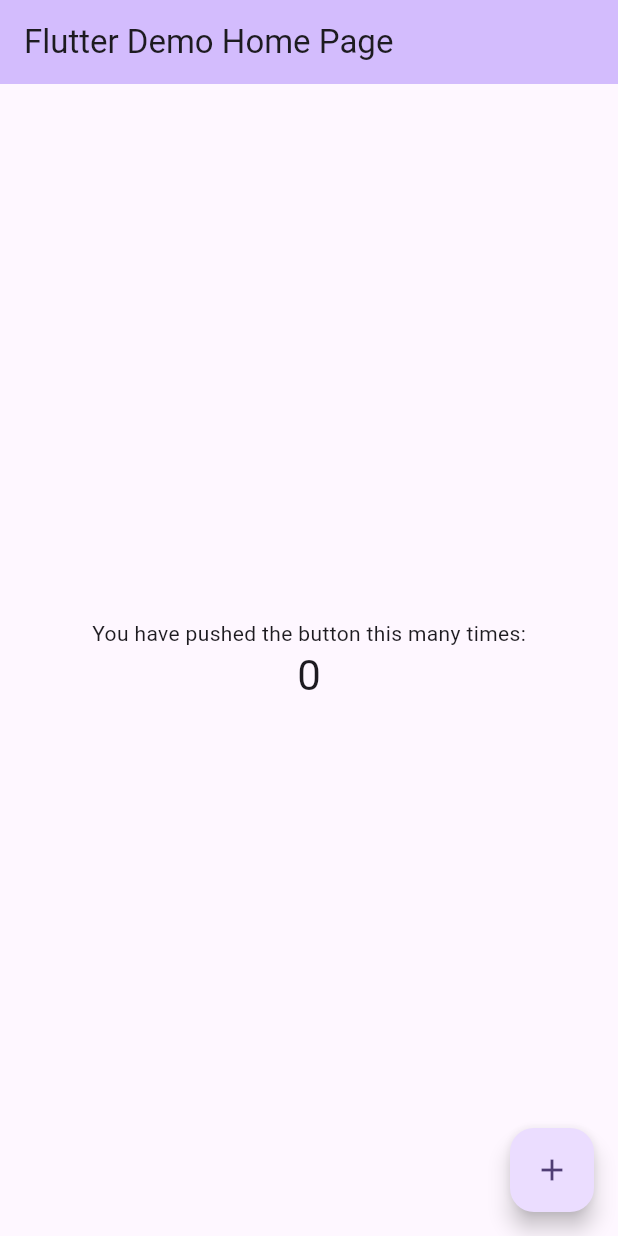
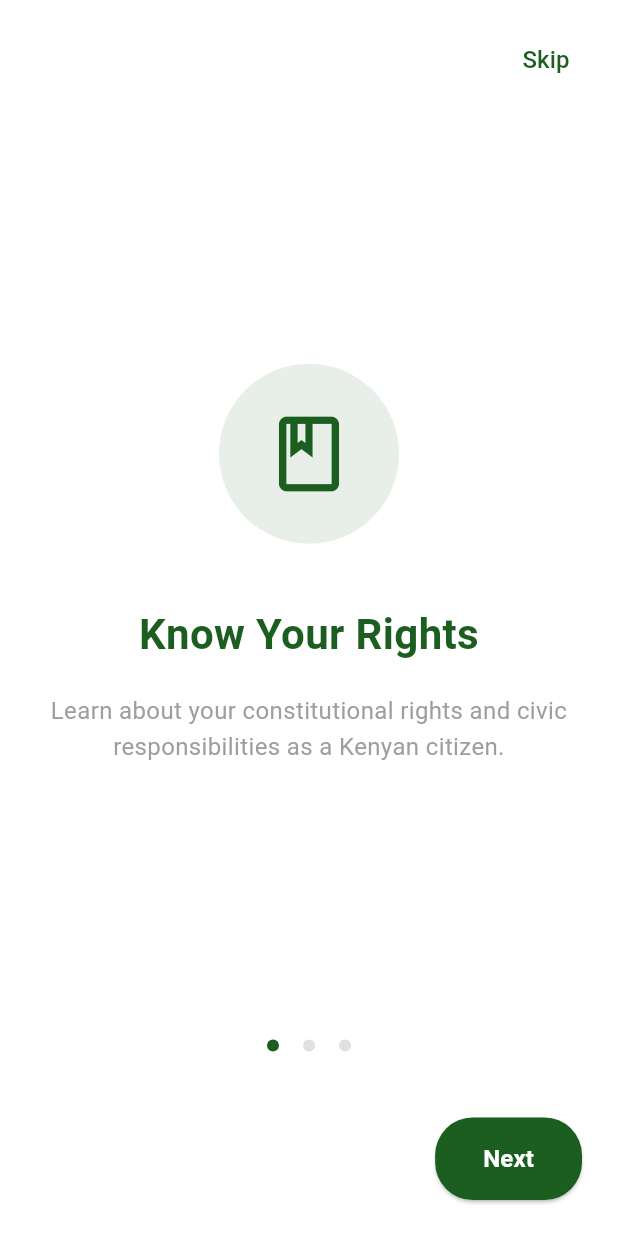
Before and after one commit to rogersruga/Haki-Yangu, a Flutter app: the screen it shows after launch, on a phone screen of 412 x 824 dp. Run offline on Flutter 3.47's test engine with Material 3 defaults, Android fonts, the light colour scheme and no system bars; drawn by our look-alikes of smooth_page_indicator; our stand-ins replace shared_preferences.

Commit message:
created the slash screens and first-time onboarding screens

```diff
--- /dev/null
+++ b/lib/screens/onboarding_screen.dart
@@ -0,0 +1,243 @@
+import 'package:flutter/material.dart';
+import 'package:smooth_page_indicator/smooth_page_indicator.dart';
+import 'package:shared_preferences/shared_preferences.dart';
+import '../screens/auth_screen.dart';
+
+class OnboardingScreen extends StatefulWidget {
+  const OnboardingScreen({super.key});
+
+  @override
+  State<OnboardingScreen> createState() => _OnboardingScreenState();
+}
+
+class _OnboardingScreenState extends State<OnboardingScreen> {
+  final PageController _pageController = PageController();
+  int _currentPage = 0;
+
+  final List<OnboardingPage> _pages = [
+    OnboardingPage(
+      title: "Know Your Rights",
+      description: "Learn about your constitutional rights and civic responsibilities as a Kenyan citizen.",
+      icon: Icons.book_outlined,
+      color: const Color(0xFF1B5E20),
+    ),
+    OnboardingPage(
+      title: "Protect Yourself",
+      description: "Access legal information and resources to protect yourself and your community.",
+      icon: Icons.shield_outlined,
+      color: const Color(0xFF2E7D32),
+    ),
+    OnboardingPage(
+      title: "Defend Justice",
+      description: "Take civic quizzes, chat with our AI assistant, and become an informed citizen.",
+      icon: Icons.balance,
+      color: const Color(0xFF388E3C),
+    ),
+  ];
+
+  @override
+  void dispose() {
+    _pageController.dispose();
+    super.dispose();
+  }
+
+  Future<void> _completeOnboarding() async {
+    final prefs = await SharedPreferences.getInstance();
+    await prefs.setBool('onboarding_completed', true);
+
+    if (mounted) {
+      Navigator.of(context).pushReplacement(
+        MaterialPageRoute(builder: (context) => const AuthScreen()),
+      );
+    }
+  }
+
+  @override
+  Widget build(BuildContext context) {
+    return Scaffold(
+      backgroundColor: Colors.white,
+      body: SafeArea(
+        child: Column(
+          children: [
+            // Skip button
+            Align(
+              alignment: Alignment.topRight,
+              child: Padding(
+                padding: const EdgeInsets.all(16.0),
+                child: TextButton(
+                  onPressed: _completeOnboarding,
+                  child: const Text(
+                    'Skip',
+                    style: TextStyle(
+                      color: Color(0xFF1B5E20),
+                      fontSize: 16,
+                      fontWeight: FontWeight.w500,
+                    ),
+                  ),
+                ),
+              ),
+            ),
+
+            // Page view
+            Expanded(
+              child: PageView.builder(
+                controller: _pageController,
+                onPageChanged: (index) {
+                  setState(() {
+                    _currentPage = index;
+                  });
+                },
+                itemCount: _pages.length,
+                itemBuilder: (context, index) {
+                  return _buildOnboardingPage(_pages[index]);
+                },
+              ),
+            ),
+
+            // Page indicator
+            Padding(
+              padding: const EdgeInsets.symmetric(vertical: 20),
+              child: SmoothPageIndicator(
+                controller: _pageController,
+                count: _pages.length,
+                effect: WormEffect(
+                  dotColor: Colors.grey.shade300,
+                  activeDotColor: const Color(0xFF1B5E20),
+                  dotHeight: 8,
+                  dotWidth: 8,
+                  spacing: 16,
+                ),
+              ),
+            ),
+
+            // Navigation buttons
+            Padding(
+              padding: const EdgeInsets.all(24.0),
+              child: Row(
+                mainAxisAlignment: MainAxisAlignment.spaceBetween,
+                children: [
+                  // Previous button
+                  if (_currentPage > 0)
+                    TextButton(
+                      onPressed: () {
+                        _pageController.previousPage(
+                          duration: const Duration(milliseconds: 300),
+                          curve: Curves.easeInOut,
+                        );
+                      },
+                      child: const Text(
+                        'Previous',
+                        style: TextStyle(
+                          color: Color(0xFF1B5E20),
+                          fontSize: 16,
+                        ),
+                      ),
+                    )
+                  else
+                    const SizedBox(width: 80),
+
+                  // Next/Get Started button
+                  ElevatedButton(
+                    onPressed: () {
+                      if (_currentPage == _pages.length - 1) {
+                        _completeOnboarding();
+                      } else {
+                        _pageController.nextPage(
+                          duration: const Duration(milliseconds: 300),
+                          curve: Curves.easeInOut,
+                        );
+                      }
+                    },
+                    style: ElevatedButton.styleFrom(
+                      backgroundColor: const Color(0xFF1B5E20),
+                      foregroundColor: Colors.white,
+                      padding: const EdgeInsets.symmetric(
+                        horizontal: 32,
+                        vertical: 16,
+                      ),
+                      shape: RoundedRectangleBorder(
+                        borderRadius: BorderRadius.circular(25),
+                      ),
+                    ),
+                    child: Text(
+                      _currentPage == _pages.length - 1 ? 'Get Started' : 'Next',
+                      style: const TextStyle(
+                        fontSize: 16,
+                        fontWeight: FontWeight.w600,
+                      ),
+                    ),
+                  ),
+                ],
+              ),
+            ),
+          ],
+        ),
+      ),
+    );
+  }
+
+  Widget _buildOnboardingPage(OnboardingPage page) {
+    return Padding(
+      padding: const EdgeInsets.all(24.0),
+      child: Column(
+        mainAxisAlignment: MainAxisAlignment.center,
+        children: [
+          // Icon
+          Container(
+            width: 120,
+            height: 120,
+            decoration: BoxDecoration(
+              color: page.color.withValues(alpha: 0.1),
+              shape: BoxShape.circle,
+            ),
+            child: Icon(
+              page.icon,
+              size: 60,
+              color: page.color,
+            ),
+          ),
+
+          const SizedBox(height: 40),
+
+          // Title
+          Text(
+            page.title,
+            style: const TextStyle(
+              fontSize: 28,
+              fontWeight: FontWeight.bold,
+              color: Color(0xFF1B5E20),
+            ),
+            textAlign: TextAlign.center,
+          ),
+
+          const SizedBox(height: 20),
+
+          // Description
+          Text(
+            page.description,
+            style: const TextStyle(
+              fontSize: 16,
+              color: Colors.grey,
+              height: 1.5,
+            ),
+            textAlign: TextAlign.center,
+          ),
+        ],
+      ),
+    );
+  }
+}
+
+class OnboardingPage {
+  final String title;
+  final String description;
+  final IconData icon;
+  final Color color;
+
+  OnboardingPage({
+    required this.title,
+    required this.description,
+    required this.icon,
+    required this.color,
+  });
+}
--- a/pubspec.yaml
+++ b/pubspec.yaml
@@ -34,6 +34,11 @@ dependencies:
   # The following adds the Cupertino Icons font to your application.
   # Use with the CupertinoIcons class for iOS style icons.
   cupertino_icons: ^1.0.8
+
+  # For onboarding and splash screen
+  flutter_native_splash: ^2.4.1
+  shared_preferences: ^2.3.2
+  smooth_page_indicator: ^1.2.0
 
 dev_dependencies:
   flutter_test:
```
Also changed, not shown: lib/main.dart (+203 -88 lines), lib/screens/auth_screen.dart (added, +137 -0 lines), pubspec.lock, 4 other files.
